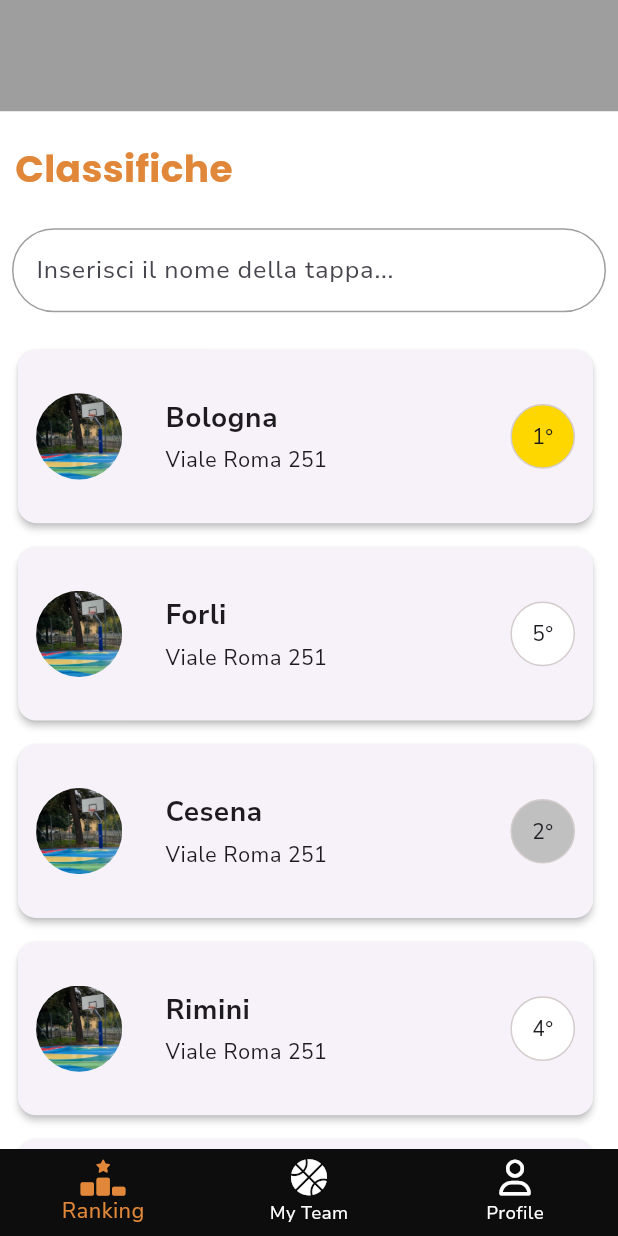
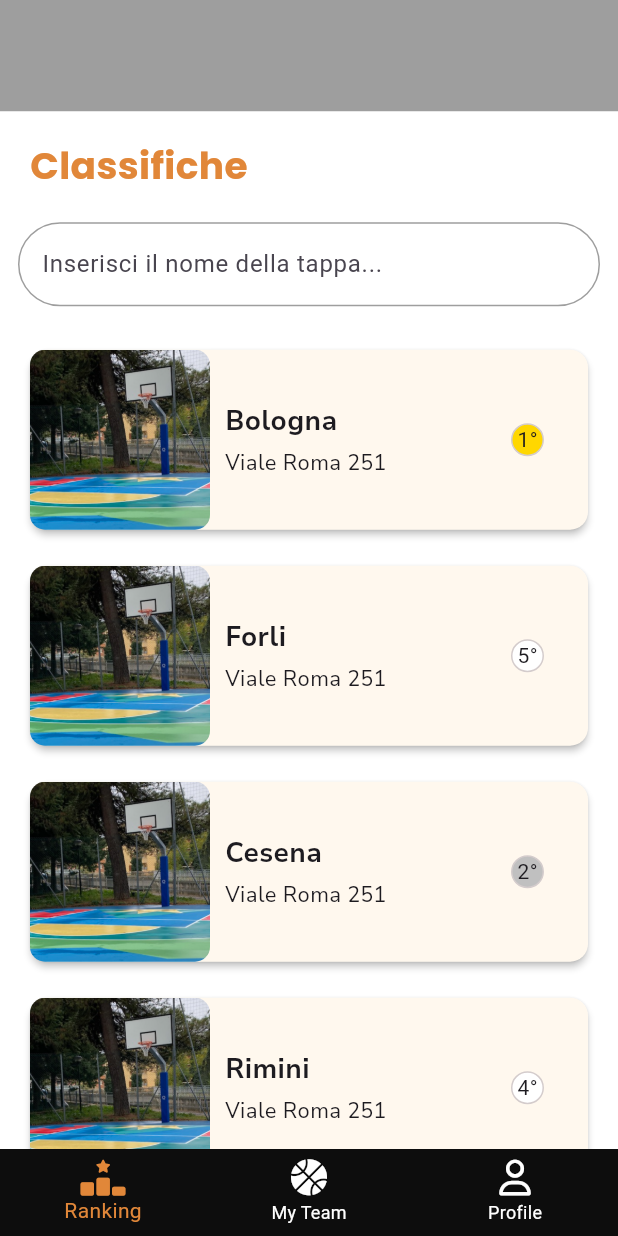
Before and after one commit to stebaia/fantabasket_app_flutter, a Flutter app: the RankPage screen opened by its route, on a phone screen of 412 x 824 dp. Run offline on Flutter 3.47's test engine with Material 3 defaults, Android fonts, the phone set to English and light mode, and no system bars; our stand-ins replace auto_route, bloc, carousel_slider, dio, equatable, flutter_bloc and 9 more; missing offline and left inert: osm_nominatim, pine; accounts and stored records are empty; generated files the repository leaves out were written again; Roboto replaces fonts that are missing (Sen).

Commit message:
change rank and stage card

```diff
--- a/lib/app.dart
+++ b/lib/app.dart
@@ -43,7 +43,7 @@
       child: MaterialApp.router(
         debugShowCheckedModeBanner: false,
         theme: ThemeData(
-          fontFamily: GoogleFonts.nunitoSans().fontFamily,
+          fontFamily: GoogleFonts.sen().fontFamily,
           useMaterial3: true,
         ),
         localizationsDelegates: [
--- a/lib/ui/pages/rank_page.dart
+++ b/lib/ui/pages/rank_page.dart
@@ -28,7 +28,7 @@
           const SponsorsBanner(),
           const SizedBox(height: 10),
           const Padding(
-            padding: EdgeInsets.all(10.0),
+            padding: EdgeInsets.symmetric(horizontal: 20.0, vertical: 8),
             child: Text(
               "Classifiche",
               style: TextStyle(
@@ -42,7 +42,7 @@
           const SizedBox(height: 10),
           const Padding(
             padding: EdgeInsets.symmetric(
-              horizontal: 8.0,
+              horizontal: 12.0,
               vertical: 2.0,
             ),
             child: SearchBar(
--- a/lib/ui/widgets/rank_card.dart
+++ b/lib/ui/widgets/rank_card.dart
@@ -9,34 +9,33 @@
 
   @override
   Widget build(BuildContext context) {
-    final width = MediaQuery.of(context).size.width;
-    final height = MediaQuery.of(context).size.height;
     return Container(
-      width: width * 0.95,
-      height: height * 0.15,
-      alignment: Alignment.centerLeft,
       child: GestureDetector(
         onTap: () {},
         child: Card(
+          margin: const EdgeInsets.symmetric(horizontal: 12, vertical: 8),
+          color: Colors.white,
+          surfaceTintColor: Colors.orange,
           elevation: 2,
-          child: Padding(
-            padding: const EdgeInsets.all(12.0),
+          child: Container(
             child: Row(
               mainAxisAlignment: MainAxisAlignment.start,
               children: [
-                Expanded(
-                  flex: 20,
+                Container(
+                  width: 120,
+                  height: 120,
                   child: ClipRRect(
-                    borderRadius: BorderRadius.circular(50.0),
+                    borderRadius: BorderRadius.circular(10),
                     child: Image.asset(
                       'assets/images/campo.png',
+                      fit: BoxFit.cover,
                     ),
                   ),
                 ),
-                const Expanded(flex: 10, child: SizedBox()),
-                Expanded(
-                  flex: 70,
-                  child: Container(
+                const SizedBox(
+                  width: 10,
+                ),
+                Container(
                   alignment: Alignment.centerLeft,
                   child: Column(
                     crossAxisAlignment: CrossAxisAlignment.start,
@@ -61,7 +60,6 @@
                         ),
                       ),
                     ],
-                    ),
                   ),
                 ),
                 const Expanded(flex: 10, child: SizedBox()),
```
Also changed, not shown: lib/ui/pages/load_stages_page.dart (+20 -11 lines), lib/ui/widgets/load_stage_card.dart (+24 -53 lines), pubspec.lock. Lines whose indentation alone changed are shown as unchanged.
